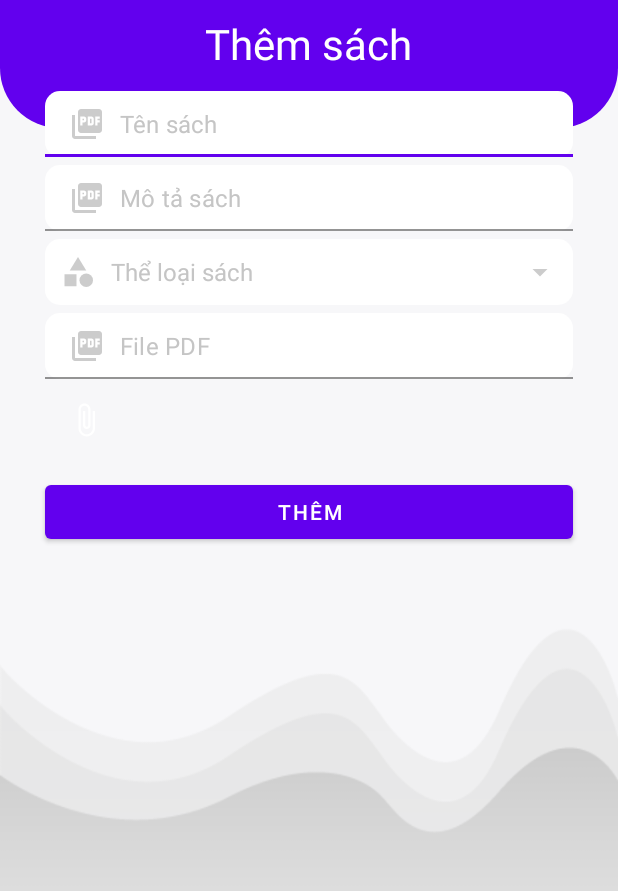
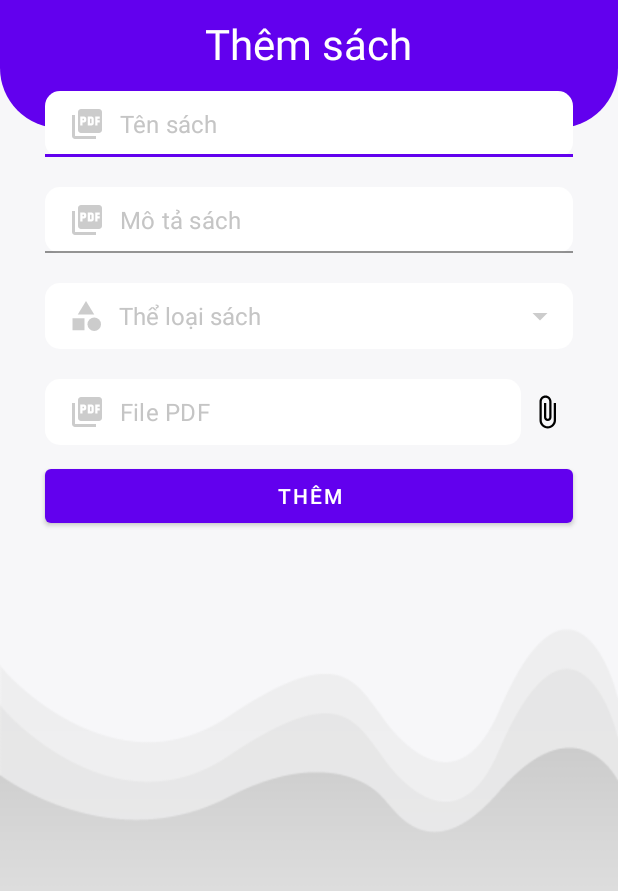
Before and after one commit to VDTune/Readify, an Android app: the PdfAddActivity screen opened directly, with no data from a screen before it, on a phone screen of 412 x 824 dp, the part 247-1138 px from its top. Run offline under Robolectric (Android 15) with nearby library versions, the phone set to English and light mode, and no system bars; our stand-ins replace Firebase (no records; nobody signed in at launch, a user with empty details on screens opened directly).

```diff
--- a/app/src/main/AndroidManifest.xml
+++ b/app/src/main/AndroidManifest.xml
@@ -1,7 +1,6 @@
 <?xml version="1.0" encoding="utf-8"?>
 <manifest xmlns:android="http://schemas.android.com/apk/res/android"
-    xmlns:tools="http://schemas.android.com/tools"
-    package="com.example.readify">
+    xmlns:tools="http://schemas.android.com/tools">
 
     <uses-permission android:name="android.permission.INTERNET" />
     <uses-permission
@@ -24,7 +23,7 @@
             android:name=".activity.ProfileEditActivity"
             android:exported="false" />
         <activity
-            android:name=".ProfileActivity"
+            android:name=".activity.ProfileActivity"
             android:exported="false" />
         <activity
             android:name=".activity.PdfViewActivity"
--- a/app/src/main/res/layout/activity_pdf_add.xml
+++ b/app/src/main/res/layout/activity_pdf_add.xml
@@ -82,7 +82,7 @@
         android:layout_height="wrap_content"
         android:layout_below="@+id/titleTil"
         android:layout_marginStart="30dp"
-        android:layout_marginTop="5dp"
+        android:layout_marginTop="20dp"
         android:layout_marginEnd="30dp"
         app:hintEnabled="false">
 
@@ -108,7 +108,7 @@
         android:layout_height="wrap_content"
         android:layout_below="@+id/descTil"
         android:layout_marginStart="30dp"
-        android:layout_marginTop="5dp"
+        android:layout_marginTop="20dp"
         android:layout_marginEnd="30dp"
         android:background="@drawable/shape_edittext01"
         android:drawableStart="@drawable/ic_category_gray"
@@ -116,7 +116,10 @@
         android:drawablePadding="10dp"
         android:gravity="center_vertical"
         android:hint="Thể loại sách"
-        android:padding="10dp"
+        android:paddingStart="15dp"
+        android:paddingBottom="10dp"
+        android:paddingEnd="10dp"
+        android:paddingTop="10dp"
         android:textColor="@color/black"
         android:textColorHint="@color/gray01"
         android:textSize="16sp" />
@@ -128,14 +131,17 @@
         android:layout_height="wrap_content"
         android:layout_below="@+id/categoryTv"
         android:layout_marginStart="30dp"
-        android:layout_marginTop="5dp"
+        android:layout_marginTop="20dp"
         android:layout_marginEnd="30dp"
         app:hintEnabled="false">
 
+        <androidx.constraintlayout.widget.ConstraintLayout
+            android:layout_width="match_parent"
+            android:layout_height="match_parent">
 
             <EditText
                 android:id="@+id/pdfTitleEt"
-            android:layout_width="match_parent"
+                android:layout_width="0dp"
                 android:layout_height="wrap_content"
                 android:background="@drawable/shape_edittext01"
                 android:drawableStart="@drawable/ic_pdf_gray"
@@ -145,21 +151,26 @@
                 android:padding="10dp"
                 android:textColor="@color/black"
                 android:textColorHint="@color/gray01"
+                app:layout_constraintTop_toTopOf="parent"
+                app:layout_constraintStart_toStartOf="parent"
+                app:layout_constraintEnd_toStartOf="@+id/attachPdfBtn"
                 android:textSize="16sp"/>
+
             <!--nút thêm file pdf-->
             <ImageButton
                 android:id="@+id/attachPdfBtn"
                 android:layout_width="wrap_content"
                 android:layout_height="wrap_content"
                 android:layout_alignParentEnd="true"
-            android:layout_marginStart="10dp"
-            android:layout_marginTop="10dp"
-            android:layout_marginEnd="10dp"
-            android:layout_marginBottom="10dp"
                 android:background="@android:color/transparent"
                 android:padding="5dp"
-            android:src="@drawable/ic_attach_white" />
+                app:layout_constraintEnd_toEndOf="parent"
+                app:layout_constraintTop_toTopOf="parent"
+                app:layout_constraintBottom_toBottomOf="parent"
+                android:src="@drawable/ic_attach_white"
+                app:tint="@color/black" />
 
+        </androidx.constraintlayout.widget.ConstraintLayout>
 
     </com.google.android.material.textfield.TextInputLayout>
 
--- a/build.gradle
+++ b/build.gradle
@@ -5,7 +5,7 @@ buildscript {
         jcenter()
     }
     dependencies {
-        classpath "com.android.tools.build:gradle:7.4.2"
+        classpath 'com.android.tools.build:gradle:8.0.0'
         classpath "org.jetbrains.kotlin:kotlin-gradle-plugin:1.8.0"
         classpath 'com.google.gms:google-services:4.3.15'
         classpath 'com.google.firebase:firebase-crashlytics-gradle:2.9.5'
@@ -13,8 +13,8 @@ buildscript {
 
 }// Top-level build file where you can add configuration options common to all sub-projects/modules.
 plugins {
-    id 'com.android.application' version '7.4.2' apply false
-    id 'com.android.library' version '7.4.2' apply false
+    id 'com.android.application' version '8.0.0' apply false
+    id 'com.android.library' version '8.0.0' apply false
     id 'org.jetbrains.kotlin.android' version '1.8.0' apply false
 }
 
--- a/gradle.properties
+++ b/gradle.properties
@@ -22,3 +22,5 @@ kotlin.code.style=official
 # thereby reducing the size of the R class for that library
 android.nonTransitiveRClass=true
 android.enableJetifier=true
+android.defaults.buildfeatures.buildconfig=true
+android.nonFinalResIds=false
```
Also changed, not shown: app/src/main/res/layout/activity_register.xml (+4 -4 lines), gradle/wrapper/gradle-wrapper.properties, 1 other file. Lines whose indentation alone changed are shown as unchanged.
